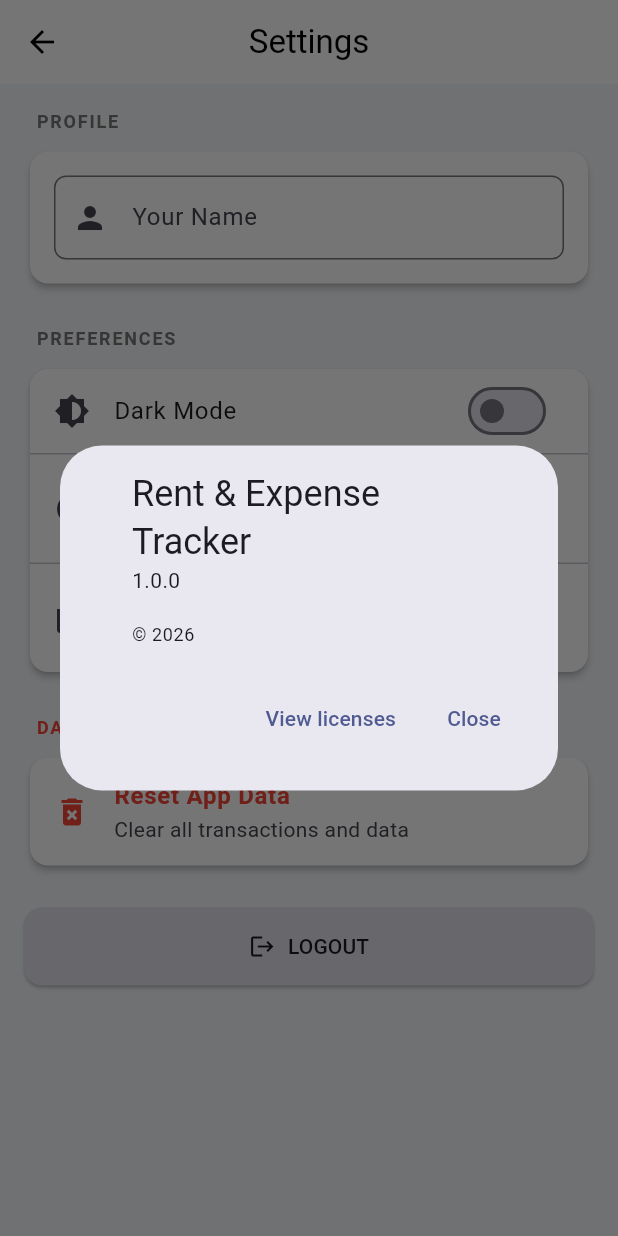
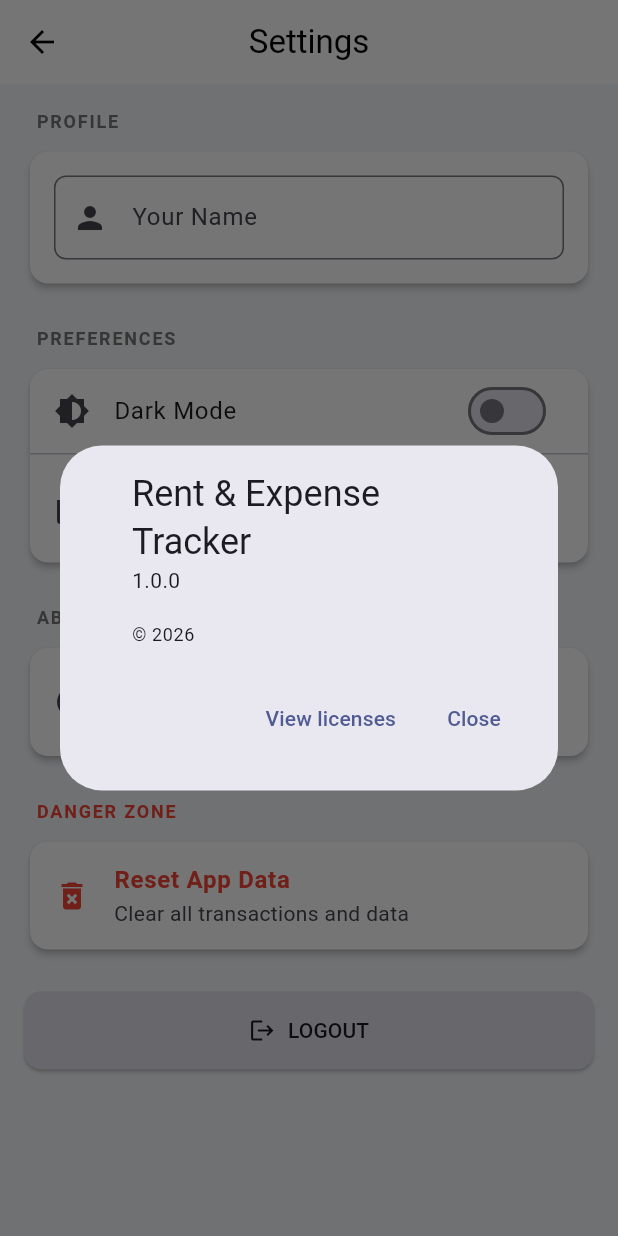
Before and after one commit to ajitrloni27/Rent-tracker, a Flutter app: the SettingsScreen screen opened directly, after a tap on "About", on a phone screen of 412 x 824 dp. Run offline on Flutter 3.47's test engine with Material 3 defaults, Android fonts, the phone set to English and light mode, and no system bars; our stand-ins replace csv, fl_chart, flutter_riverpod, isar, pdf, printing and 2 more; accounts and stored records are empty; generated files the repository leaves out were written again.

Commit message:
Move About to its own section in Settings

```diff
--- a/lib/screens/settings_screen.dart
+++ b/lib/screens/settings_screen.dart
@@ -145,20 +145,6 @@ class _SettingsScreenState extends ConsumerState<SettingsScreen> {
                 ),
                 const Divider(height: 1),
                 ListTile(
-                  leading: const Icon(Icons.info_outline),
-                  title: const Text('About'),
-                  subtitle: const Text('Rent & Expense Tracker v1.0.0'),
-                  onTap: () {
-                    showAboutDialog(
-                      context: context,
-                      applicationName: 'Rent & Expense Tracker',
-                      applicationVersion: '1.0.0',
-                      applicationLegalese: '© 2026',
-                    );
-                  },
-                ),
-                const Divider(height: 1),
-                ListTile(
                   leading: const Icon(Icons.picture_as_pdf),
                   title: const Text('Download Monthly Report'),
                   subtitle: const Text('Export this month\'s transactions'),
@@ -177,6 +163,29 @@ class _SettingsScreenState extends ConsumerState<SettingsScreen> {
                     }
 
                     ExportService.exportPDF(currentMonthTransactions);
+                  },
+                ),
+              ],
+            ),
+          ),
+          const SizedBox(height: 24),
+
+          _buildSectionHeader('About'),
+          Card(
+            shape: RoundedRectangleBorder(borderRadius: BorderRadius.circular(12)),
+            child: Column(
+              children: [
+                ListTile(
+                  leading: const Icon(Icons.info_outline),
+                  title: const Text('About'),
+                  subtitle: const Text('Rent & Expense Tracker v1.0.0'),
+                  onTap: () {
+                    showAboutDialog(
+                      context: context,
+                      applicationName: 'Rent & Expense Tracker',
+                      applicationVersion: '1.0.0',
+                      applicationLegalese: '© 2026',
+                    );
                   },
                 ),
               ],
```
